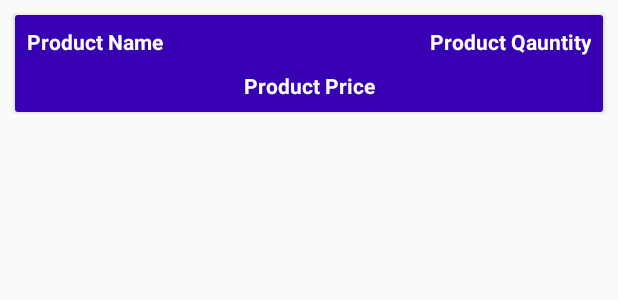
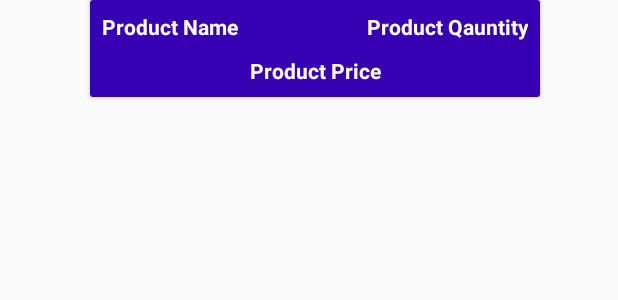
Before and after one commit to anilChouhan-sh/Pro_java_Food, an Android app: the layout cart_items_layout.xml on its own in the app's theme, with its tools: preview values and no code run, on a phone screen of 412 x 824 dp. Shown: the top 300 px of the screen. Run offline under Robolectric (Android 15) with nearby library versions, the light colour scheme and no system bars.

Commit message:
Cart Not showing 1

```diff
--- a/app/src/main/java/com/example/amla/ListFood.java
+++ b/app/src/main/java/com/example/amla/ListFood.java
@@ -65,7 +65,7 @@ public class ListFood extends Fragment {
 
                     listView.setAdapter(arrayAdapter);
                 }
-
+                ////chnged
                 else {Log.i("parse exception " , e.getMessage());
                 }
             }
--- a/app/src/main/java/com/example/amla/Recycle_adapter.java
+++ b/app/src/main/java/com/example/amla/Recycle_adapter.java
@@ -41,7 +41,7 @@ public class Recycle_adapter extends RecyclerView.Adapter<Recycle_adapter.Viewho
 
     @Override
     public int getItemCount() {
-        return 2;
+        return 5;
     }
 
     class Viewholder  extends RecyclerView.ViewHolder{
--- a/app/src/main/res/layout/cart_items_layout.xml
+++ b/app/src/main/res/layout/cart_items_layout.xml
@@ -1,17 +1,14 @@
 <?xml version="1.0" encoding="utf-8"?>
-<androidx.cardview.widget.CardView
-    xmlns:android="http://schemas.android.com/apk/res/android"
-    android:layout_width="match_parent"
+<androidx.cardview.widget.CardView xmlns:android="http://schemas.android.com/apk/res/android"
+    android:layout_width="300dp"
     android:layout_height="wrap_content"
-    android:layout_margin="10dp"
-
-    >
+    android:layout_marginLeft="60dp">
 
     <RelativeLayout
         android:layout_width="match_parent"
         android:layout_height="match_parent"
-        android:padding="8dp"
-        android:background="@color/colorPrimaryDark">
+        android:background="@color/colorPrimaryDark"
+        android:padding="8dp">
 
         <TextView
             android:id="@+id/cart_product_name"
@@ -40,13 +37,13 @@
             android:id="@+id/cart_product_price"
             android:layout_width="160dp"
             android:layout_height="wrap_content"
+            android:layout_below="@id/cart_product_name"
+            android:layout_centerHorizontal="true"
+            android:layout_marginTop="10dp"
+            android:gravity="center"
             android:text="Product Price"
             android:textColor="@android:color/white"
-            android:layout_below="@id/cart_product_name"
-            android:gravity="center"
-            android:layout_centerHorizontal="true"
             android:textSize="14dp"
-            android:layout_marginTop="10dp"
             android:textStyle="bold" />
 
     </RelativeLayout>
--- a/app/src/main/res/navigation/mynav.xml
+++ b/app/src/main/res/navigation/mynav.xml
@@ -3,7 +3,7 @@
     xmlns:app="http://schemas.android.com/apk/res-auto"
     xmlns:tools="http://schemas.android.com/tools"
     android:id="@+id/mynav"
-    app:startDestination="@id/listFood">
+    app:startDestination="@id/cart">
 
     <fragment
         android:id="@+id/listFood"
```
Also changed, not shown: app/src/main/java/com/example/amla/cart.java (+7 -0 lines).
